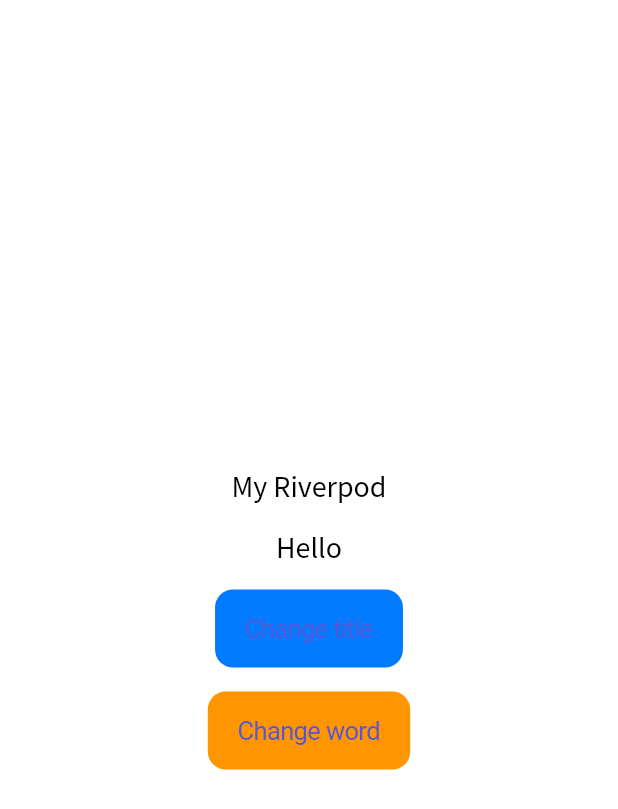
After one commit to rikaramu/my_flutter, a Flutter app: the MyRiverpod screen opened by its route, on a phone screen of 412 x 824 dp. The commit adds this screen. Shown: the top 809 px of the screen. Run offline on Flutter 3.47's test engine with Material 2 defaults, Android fonts, the phone set to English and light mode, and no system bars; our stand-ins replace flutter_riverpod.

Commit message:
add riverpod

```diff
--- /dev/null
+++ b/lib/myriverpod.dart
@@ -0,0 +1,52 @@
+import 'package:flutter/cupertino.dart';
+import 'package:flutter_riverpod/flutter_riverpod.dart';
+
+// if use ProviderScope as parent of MyApp(), state will keep persist at
+// that level EXCEPT StateProvider.autoDispose for titleProvider will be reset
+// when re-build
+final titleProvider = StateProvider.autoDispose((_) => 'My Riverpod');
+final wordProvider = StateProvider((_) => 'Hello');
+
+class MyRiverpod extends ConsumerWidget {
+  @override
+  Widget build(BuildContext context, ScopedReader watch) {
+    debugPrint('MyRiverpod.build');
+    final String title = watch(titleProvider).state;
+    return CupertinoPageScaffold(
+      child: SafeArea(
+        child: Center(
+          child: Column(
+            mainAxisAlignment: MainAxisAlignment.center,
+            children: [
+              Text(title),
+              SizedBox(height: 16.0),
+              Consumer(builder: (context, watch, _) {
+                debugPrint('MyRiverpod.build.Consumer => word');
+                final word = watch(wordProvider).state;
+                return Text('$word');
+              }),
+              SizedBox(height: 16.0),
+              CupertinoButton(
+                color: CupertinoColors.systemBlue,
+                child: Text('Change title'),
+                onPressed: () {
+                  var prev = context.read(titleProvider).state;
+                  context.read(titleProvider).state = 'Hey $prev';
+                },
+              ),
+              SizedBox(height: 16.0),
+              CupertinoButton(
+                color: CupertinoColors.activeOrange,
+                child: Text('Change word'),
+                onPressed: () {
+                  var prev = context.read(wordProvider).state;
+                  context.read(wordProvider).state = '$prev, world';
+                },
+              ),
+            ],
+          ),
+        ),
+      ),
+    );
+  }
+}
--- a/pubspec.yaml
+++ b/pubspec.yaml
@@ -15,6 +15,7 @@ dependencies:
     sdk: flutter
   cupertino_icons: ^1.0.0
   intl: ^0.16.1
+  flutter_riverpod: ^0.12.4
 
 dev_dependencies:
   flutter_test:
```
Also changed, not shown: lib/main.dart (+7 -5 lines), lib/myhome.dart (+113 -1 lines), pubspec.lock.
